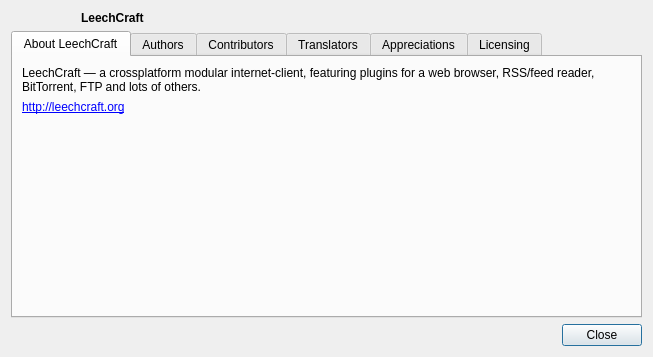
0xd34df00d/leechcraft, file src/aboutdialog.ui: the form before one commit.
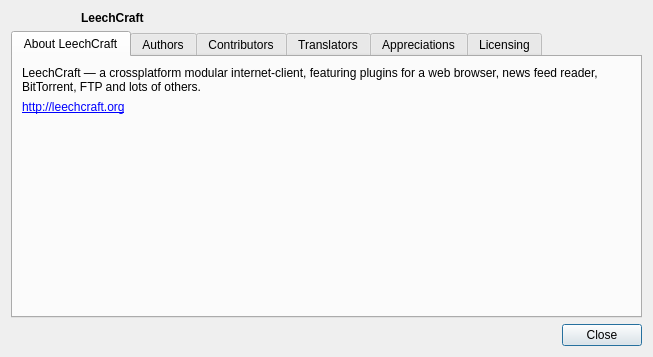
The form after the commit. Icons and pictures are not drawn.

Commit message: Core: fixed a type in About LeechCraft.

```diff
--- a/src/aboutdialog.ui
+++ b/src/aboutdialog.ui
@@ -67,7 +67,7 @@
        <item>
         <widget class="QLabel" name="label">
          <property name="text">
-          <string>LeechCraft — a crossplatform modular internet-client, featuring plugins for a web browser, RSS/feed reader, BitTorrent, FTP and lots of others.</string>
+          <string>LeechCraft — a crossplatform modular internet-client, featuring plugins for a web browser, news feed reader, BitTorrent, FTP and lots of others.</string>
          </property>
          <property name="wordWrap">
           <bool>true</bool>
```
